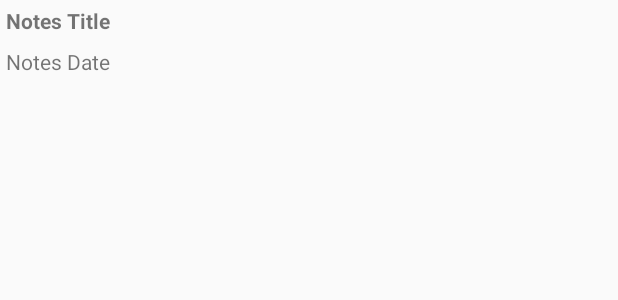
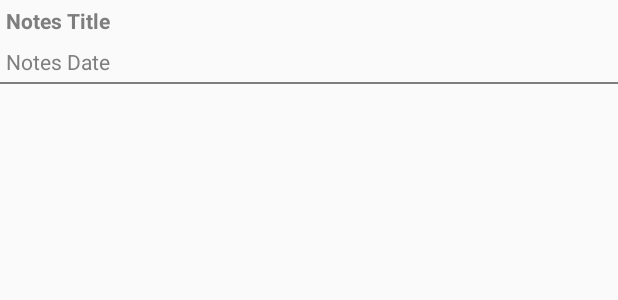
Before and after one commit to Supsane/NotesDB, an Android app: the layout list_item_notes.xml on its own in the app's theme, with its tools: preview values and no code run, on a phone screen of 412 x 824 dp. Shown: the top 300 px of the screen. Run offline under Robolectric (Android 15) with nearby library versions, the phone set to English and light mode, and no system bars.

```diff
--- a/app/src/main/res/layout/list_item_notes.xml
+++ b/app/src/main/res/layout/list_item_notes.xml
@@ -11,7 +11,8 @@
         android:layout_height="wrap_content"
         tools:text="Notes Title"
         android:textStyle="bold"
-        android:padding="@dimen/list_item_notes_text_padding"/>
+        android:padding="@dimen/list_item_notes_text_padding"
+        android:textColor="@color/colorList"/>
 
     <TextView
         android:id="@+id/list_item_notes_date_text_view"
@@ -19,6 +20,12 @@
         android:layout_height="wrap_content"
         tools:text="Notes Date"
         android:padding="@dimen/list_item_notes_text_padding"
-        />
+        android:textColor="@color/colorList"/>
+
+    <View
+        android:layout_width="match_parent"
+        android:layout_height="1dp"
+        android:background="@color/colorList"
+        android:padding="@dimen/list_item_notes_text_padding"/>
 
 </LinearLayout>
--- a/app/src/main/res/values/colors.xml
+++ b/app/src/main/res/values/colors.xml
@@ -3,4 +3,5 @@
     <color name="colorPrimary">#3F51B5</color>
     <color name="colorPrimaryDark">#303F9F</color>
     <color name="colorAccent">#FF4081</color>
+    <color name="colorList">#7e7e7e</color>
 </resources>
--- a/app/src/main/res/values/strings.xml
+++ b/app/src/main/res/values/strings.xml
@@ -1,8 +1,10 @@
 <resources>
     <string name="app_name">NotesDB</string>
     <string name="action_add_notes">Add notes</string>
+    <string name="action_done">Done</string>
     <string name="notes_title_hint">Enter a title for the notes.</string>
     <string name="notes_title_label">Title</string>
     <string name="notes_details_label">Details</string>
     <string name="dialog_title">Date of notes:</string>
+    <string name="subtitle_format">%1$d notes</string>
 </resources>
```
Also changed, not shown: app/src/main/java/com/chashurin/notesdb/NotesListFragment.java (+16 -0 lines), app/src/main/res/menu/menu_notes.xml (+8 -1 lines), app/src/main/res/drawable-hdpi/ic_done_white_24dp.png (added), app/src/main/res/drawable-mdpi/ic_done_white_24dp.png (added), app/src/main/res/drawable-xhdpi/ic_done_white_24dp.png (added), app/src/main/res/drawable-xxhdpi/ic_done_white_24dp.png (added), app/src/main/res/drawable-xxxhdpi/ic_done_white_24dp.png (added).
